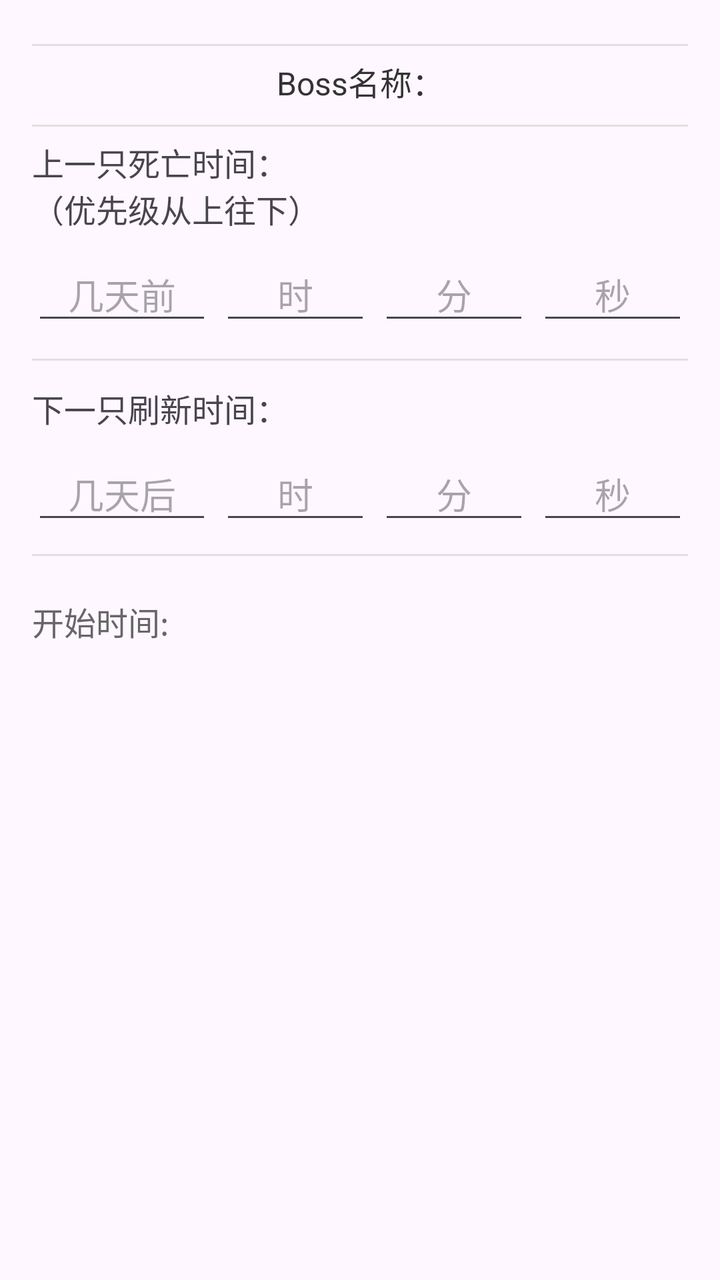
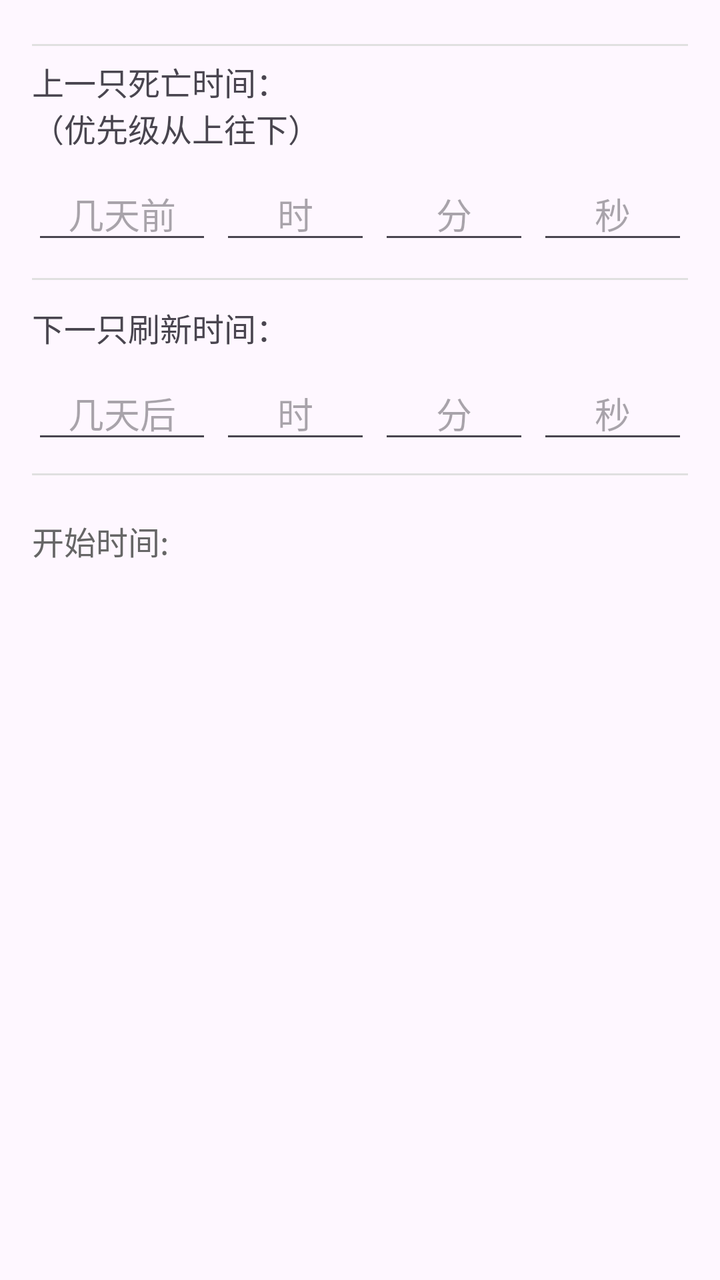

Before-and-after screenshots of an Android layout around one commit, followed by the original layout XML and the change that was made.
<!-- AndroidManifest.xml: application theme Theme.Boss -->
<!-- res/layout/dialog_edit_time.xml -->
<?xml version="1.0" encoding="utf-8"?>
<ScrollView xmlns:android="http://schemas.android.com/apk/res/android"
    android:layout_width="match_parent"
    android:layout_height="match_parent"
    android:fillViewport="true">
    <LinearLayout
        android:layout_width="match_parent"
        android:layout_height="wrap_content"
        android:orientation="vertical"
        android:padding="16dp">

    <TextView
        android:id="@+id/dialog_room_info"
        android:layout_width="match_parent"
        android:layout_height="wrap_content"
        android:gravity="center"
        android:textColor="#3F51B5"
        android:textSize="13sp"
        android:visibility="gone" />

    
    <View
        android:layout_width="match_parent"
        android:layout_height="1dp"
        android:background="#E0E0E0"
        android:layout_marginTop="6dp"
        android:layout_marginBottom="6dp"/>

    
    <TextView
        android:id="@+id/tv_boss_name"
        android:layout_width="match_parent"
        android:layout_height="wrap_content"
        android:textSize="16sp"
        android:gravity="center"
        android:paddingBottom="4dp"
        android:textColor="#333333"
        android:text="@string/boss_name_prefix" />

    
    <View
        android:layout_width="match_parent"
        android:layout_height="1dp"
        android:background="#E0E0E0"
        android:layout_marginTop="6dp"
        android:layout_marginBottom="6dp"/>

    
    <TextView
        android:layout_width="match_parent"
        android:layout_height="wrap_content"
        android:text="@string/edit_killed_time_label"
        android:textSize="16sp"
        android:layout_marginBottom="8dp"/>

    <LinearLayout
        android:layout_width="match_parent"
        android:layout_height="wrap_content"
        android:orientation="horizontal">

        <EditText
            android:id="@+id/edit_killed_day"
            android:layout_width="15dp"
            android:layout_height="wrap_content"
            android:layout_marginEnd="4dp"
            android:layout_weight="1"
            android:hint="@string/edit_killed_days_hint"
            android:gravity="center"
            android:inputType="number" />

        <EditText
            android:id="@+id/edit_killed_hour"
            android:layout_weight="1"
            android:layout_width="0dp"
            android:layout_height="wrap_content"
            android:inputType="number"
            android:hint="@string/input_hour_hint"
            android:gravity="center"
            android:layout_marginEnd="4dp"/>

        <EditText
            android:id="@+id/edit_killed_minute"
            android:layout_weight="1"
            android:layout_width="0dp"
            android:layout_height="wrap_content"
            android:inputType="number"
            android:hint="@string/input_minute_hint"
            android:gravity="center"
            android:layout_marginEnd="4dp"/>

        <EditText
            android:id="@+id/edit_killed_second"
            android:layout_weight="1"
            android:layout_width="0dp"
            android:layout_height="wrap_content"
            android:inputType="number"
            android:gravity="center"
            android:hint="@string/input_second_hint"/>
    </LinearLayout>

    
    <View
        android:layout_width="match_parent"
        android:layout_height="1dp"
        android:background="#E0E0E0"
        android:layout_marginTop="12dp"
        android:layout_marginBottom="12dp"/>

    
    <TextView
        android:layout_width="match_parent"
        android:layout_height="wrap_content"
        android:text="@string/edit_next_spawn_label"
        android:textSize="16sp"
        android:layout_marginBottom="8dp"/>

    <LinearLayout
        android:layout_width="match_parent"
        android:layout_height="wrap_content"
        android:orientation="horizontal">

        <EditText
            android:id="@+id/edit_need_day"
            android:layout_width="15dp"
            android:layout_height="wrap_content"
            android:layout_marginEnd="4dp"
            android:layout_weight="1"
            android:hint="@string/edit_next_days_hint"
            android:gravity="center"
            android:inputType="number" />

        <EditText
            android:id="@+id/edit_need_hour"
            android:layout_weight="1"
            android:layout_width="0dp"
            android:layout_height="wrap_content"
            android:inputType="number"
            android:hint="@string/input_hour_hint"
            android:gravity="center"
            android:layout_marginEnd="4dp"/>

        <EditText
            android:id="@+id/edit_need_minute"
            android:layout_weight="1"
            android:layout_width="0dp"
            android:layout_height="wrap_content"
            android:inputType="number"
            android:hint="@string/input_minute_hint"
            android:gravity="center"
            android:layout_marginEnd="4dp"/>

        <EditText
            android:id="@+id/edit_need_second"
            android:layout_weight="1"
            android:layout_width="0dp"
            android:layout_height="wrap_content"
            android:inputType="number"
            android:gravity="center"
            android:hint="@string/input_second_hint"/>

    </LinearLayout>

    
    <View
        android:layout_width="match_parent"
        android:layout_height="1dp"
        android:background="#E0E0E0"
        android:layout_marginTop="10dp"
        android:layout_marginBottom="5dp"/>

    <TextView
        android:id="@+id/tv_start_time"
        android:layout_width="wrap_content"
        android:layout_height="wrap_content"
        android:layout_gravity="start"
        android:layout_marginTop="16dp"
        android:textSize="16sp"
        android:textColor="#666666"
        android:text="@string/start_time_label" />
    </LinearLayout>
</ScrollView>
<!-- resources referenced by this layout -->
<resources>
  <string name="boss_name_prefix">Boss名称：</string>
  <string name="edit_killed_days_hint">几天前</string>
  <string name="edit_killed_time_label">上一只死亡时间：\n（优先级从上往下）</string>
  <string name="edit_next_days_hint">几天后</string>
  <string name="edit_next_spawn_label">下一只刷新时间：</string>
  <string name="input_hour_hint">时</string>
  <string name="input_minute_hint">分</string>
  <string name="input_second_hint">秒</string>
  <string name="start_time_label">开始时间:</string>
  <style name="Theme.Boss" parent="Base.Theme.Boss" />
  <style name="Base.Theme.Boss" parent="Theme.Material3.DayNight.NoActionBar">
          
          
      </style>
</resources>

<!-- the commit's change to res/layout/dialog_edit_time.xml (unified diff, before → after) -->
@@ -18,24 +18,6 @@
         android:textSize="13sp"
         android:visibility="gone" />
 
-    
-    <View
-        android:layout_width="match_parent"
-        android:layout_height="1dp"
-        android:background="#E0E0E0"
-        android:layout_marginTop="6dp"
-        android:layout_marginBottom="6dp"/>
-
-    
-    <TextView
-        android:id="@+id/tv_boss_name"
-        android:layout_width="match_parent"
-        android:layout_height="wrap_content"
-        android:textSize="16sp"
-        android:gravity="center"
-        android:paddingBottom="4dp"
-        android:textColor="#333333"
-        android:text="@string/boss_name_prefix" />
 
     
     <View
<!-- resource entries referenced after the edit -->
@@ -1,6 +1,5 @@
 <!-- resources referenced by this layout -->
 <resources>
-  <string name="boss_name_prefix">Boss名称：</string>
   <string name="edit_killed_days_hint">几天前</string>
   <string name="edit_killed_time_label">上一只死亡时间：\n（优先级从上往下）</string>
   <string name="edit_next_days_hint">几天后</string>
